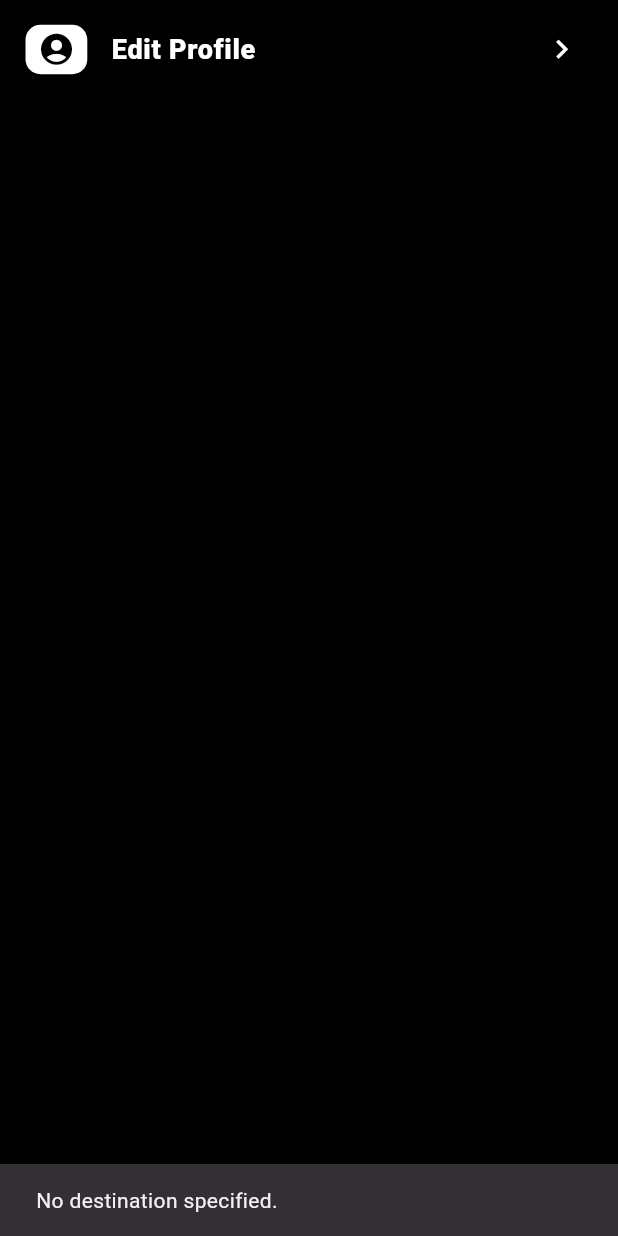
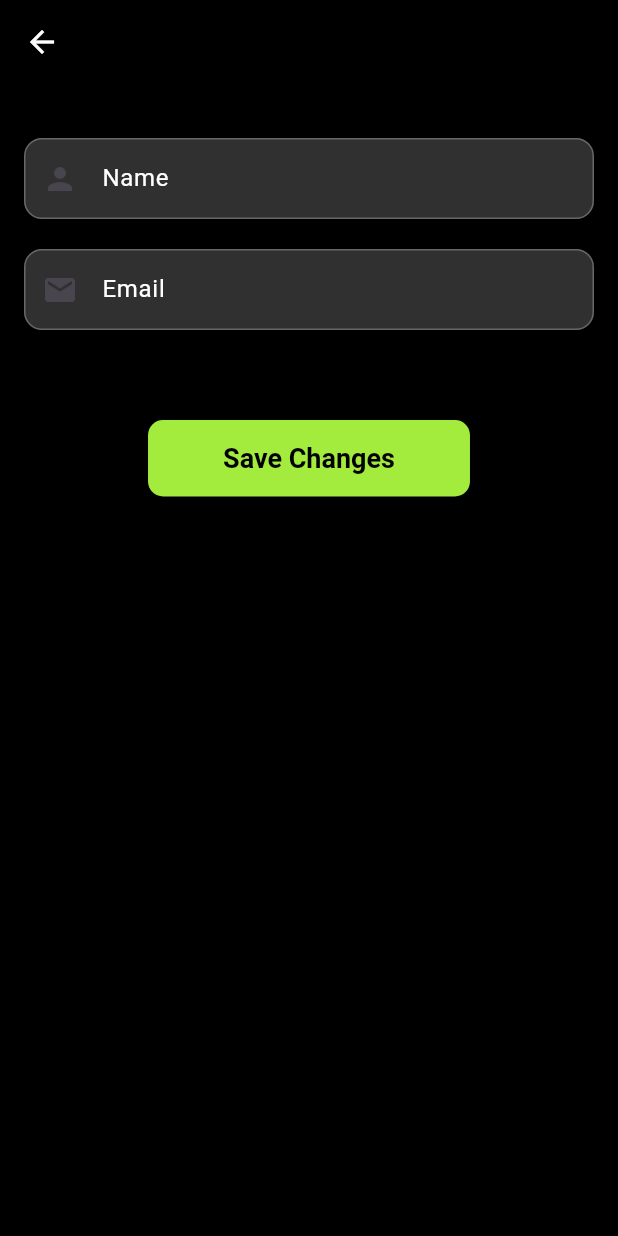
Before and after one commit to Moin1323/gym_mate, a Flutter app: the AccountTile widget shown alone on an empty page, opened directly, after a tap on "Edit Profile", on a phone screen of 412 x 824 dp. Run offline on Flutter 3.47's test engine with Material 3 defaults, Android fonts, the phone set to English and light mode, and no system bars; our stand-ins replace cloud_firestore, firebase_auth, firebase_core, firebase_messaging, flutter_local_notifications, fluttertoast and 3 more; accounts and stored records are empty; Roboto replaces fonts that are missing (Satoshi).

Commit message:
setting modified

```diff
--- /dev/null
+++ b/lib/view/auth/profile_/ProfileEditView.dart
@@ -0,0 +1,87 @@
+import 'package:flutter/material.dart';
+import 'package:get/get.dart';
+import 'package:gym_mate/res/colors/app_colors.dart';
+import 'package:gym_mate/view_models/controller/profile_controller.dart';
+
+class ProfileEditView extends StatelessWidget {
+  final ProfileController profileController = Get.put(ProfileController());
+
+  ProfileEditView({super.key});
+
+  @override
+  Widget build(BuildContext context) {
+    return Scaffold(
+      appBar: AppBar(
+
+        backgroundColor: Colors.black,
+        leading: IconButton(
+          onPressed: () {
+            Get.back();
+          },
+          icon: const Icon(Icons.arrow_back, color: Colors.white),
+        ),
+      ),
+      body: Padding(
+        padding: const EdgeInsets.all(16.0),
+        child: Column(
+          crossAxisAlignment: CrossAxisAlignment.start,
+          children: [
+            const SizedBox(height: 20),
+            TextField(
+              controller: profileController.nameController,
+              style: const TextStyle(color: Colors.white),
+              decoration: InputDecoration(
+                labelText: 'Name',
+                hintText: 'Enter your name',
+                border: OutlineInputBorder(
+                  borderRadius: BorderRadius.circular(10),
+                ),
+                prefixIcon: const Icon(Icons.person),
+              ),
+            ),
+            const SizedBox(height: 20),
+            TextField(
+              style: const TextStyle(color: Colors.white),
+              controller: profileController.emailController,
+              decoration: InputDecoration(
+                labelText: 'Email',
+                hintText: 'Enter your email',
+                border: OutlineInputBorder(
+                  borderRadius: BorderRadius.circular(10),
+                ),
+                prefixIcon: const Icon(Icons.email),
+              ),
+              keyboardType: TextInputType.emailAddress,
+            ),
+            const SizedBox(height: 20),
+
+            const SizedBox(height: 40),
+            Center(
+              child: ElevatedButton(
+                onPressed: () {
+                  profileController.updateProfile();
+                },
+                style: ElevatedButton.styleFrom(
+                  padding:
+                      const EdgeInsets.symmetric(horizontal: 50, vertical: 15),
+                  backgroundColor: AppColors.primary,
+                  shape: RoundedRectangleBorder(
+                    borderRadius: BorderRadius.circular(10),
+                  ),
+                ),
+                child: const Text(
+                  'Save Changes',
+                  style: TextStyle(
+                    fontSize: 18,
+                    fontWeight: FontWeight.bold,
+                    color: AppColors.background,
+                  ),
+                ),
+              ),
+            ),
+          ],
+        ),
+      ),
+    );
+  }
+}
--- a/lib/view/dashboard/settings/widgets/AccountTile.dart
+++ b/lib/view/dashboard/settings/widgets/AccountTile.dart
@@ -9,6 +9,7 @@ class AccountTile extends StatelessWidget {
   final IconData? trailingIcon;
   final bool showSwitch; // Determines whether to show a switch or an icon
   final Widget? destinationScreen; // Optional destination screen
+  final VoidCallback? onPressed;
 
   const AccountTile({
     Key? key,
@@ -17,6 +18,7 @@ class AccountTile extends StatelessWidget {
     this.trailingIcon,
     this.showSwitch = false,
     this.destinationScreen,
+    this.onPressed,
   }) : super(key: key);
 
   @override
@@ -27,22 +29,24 @@ class AccountTile extends StatelessWidget {
       ),
       child: Container(
         decoration: BoxDecoration(
-          color:
-              AppColors.background, // Background color of the parent container
+          color: AppColors.background, // Background color of the parent container
           borderRadius: BorderRadius.circular(20),
         ),
         child: ListTile(
           onTap: () {
-            if (destinationScreen != null) {
-              // Navigate only if destinationScreen is not null
+            if (onPressed != null) {
+              // Call onPressed if provided
+              onPressed!();
+            } else if (destinationScreen != null) {
+              // Navigate only if destinationScreen is not null and onPressed is not provided
               Navigator.push(
                 context,
                 MaterialPageRoute(builder: (context) => destinationScreen!),
               );
             } else {
-              // Optionally show a message if there's no destination
+              // Optionally show a message if there's no destination or onPressed
               ScaffoldMessenger.of(context).showSnackBar(
-                const SnackBar(content: Text('No destination specified.')),
+                const SnackBar(content: Text('No action specified.')),
               );
             }
           },
@@ -79,18 +83,16 @@ class AccountTile extends StatelessWidget {
                 // Show CupertinoSwitch if showSwitch is true, otherwise show the Icon
                 if (showSwitch)
                   Transform.scale(
-                    scale:
-                        0.8, // Adjust this value to increase or decrease the size
+                    scale: 0.8, // Adjust this value to increase or decrease the size
                     child: CupertinoSwitch(
                       value: true,
-                      activeColor: AppColors
-                          .primary, // Set the initial value of the switch as needed
+                      activeColor: AppColors.primary,
                       onChanged: (bool value) {
                         // Add your onChanged functionality here
                       },
                     ),
                   )
-                else
+                else if (trailingIcon != null)
                   Icon(
                     trailingIcon,
                     size: 25,
--- /dev/null
+++ b/lib/view_models/controller/profile_controller.dart
@@ -0,0 +1,79 @@
+import 'package:cloud_firestore/cloud_firestore.dart';
+import 'package:firebase_auth/firebase_auth.dart';
+import 'package:flutter/material.dart';
+import 'package:get/get.dart';
+
+class ProfileController extends GetxController {
+  TextEditingController nameController = TextEditingController();
+  TextEditingController emailController = TextEditingController();
+
+  final FirebaseAuth _auth = FirebaseAuth.instance;
+  final FirebaseFirestore _firestore = FirebaseFirestore.instance;
+
+  @override
+  void onInit() {
+    super.onInit();
+    loadUserData();
+  }
+
+  Future<void> loadUserData() async {
+    User? currentUser = _auth.currentUser;
+
+    if (currentUser != null) {
+      DocumentSnapshot userSnapshot = await _firestore
+          .collection('users')
+          .doc(currentUser.uid)
+          .get();
+
+      if (userSnapshot.exists) {
+        var userData = userSnapshot.data() as Map<String, dynamic>;
+        nameController.text = userData['name'];
+        emailController.text = userData['email'];
+      }
+    }
+  }
+
+  Future<void> updateProfile() async {
+    User? currentUser = _auth.currentUser;
+
+    if (currentUser != null) {
+      try {
+        // Check if the email has changed
+        if (emailController.text != currentUser.email) {
+          // Send verification email to the new email
+          await currentUser.verifyBeforeUpdateEmail(emailController.text);
+          Get.snackbar(
+            'Email Verification Sent',
+            'Please check your new email to verify the address before it can be updated.',
+            snackPosition: SnackPosition.BOTTOM,
+            backgroundColor: Colors.orange,
+            colorText: Colors.white,
+          );
+        }
+
+        // Update user data in Firestore
+        await _firestore.collection('users').doc(currentUser.uid).update({
+          'name': nameController.text,
+          'email': emailController.text,
+        });
+
+        Get.snackbar(
+          'Success',
+          'Profile updated successfully (excluding email until verification).',
+          snackPosition: SnackPosition.BOTTOM,
+          backgroundColor: Colors.green,
+          colorText: Colors.white,
+        );
+        Get.back();
+      } on FirebaseAuthException catch (e) {
+        Get.snackbar(
+          'Error',
+          e.message ?? 'Failed to update email',
+          snackPosition: SnackPosition.BOTTOM,
+          backgroundColor: Colors.red,
+          colorText: Colors.white,
+        );
+      }
+    }
+  }
+}
```
Also changed, not shown: lib/view/auth/forgetPassword/forget_password_view.dart (+18 -11 lines), lib/view/auth/login/login_view.dart (+16 -8 lines), lib/view/dashboard/bottom_navigation_bar.dart (+5 -17 lines), lib/view/dashboard/settings/settings_view.dart (+29 -22 lines), lib/view_models/controller/forgetPassword/forget_password_model.dart (+47 -36 lines), lib/view_models/controller/home_controller.dart (added, +10 -0 lines), lib/view_models/controller/login/login_view_model.dart (+31 -0 lines).
